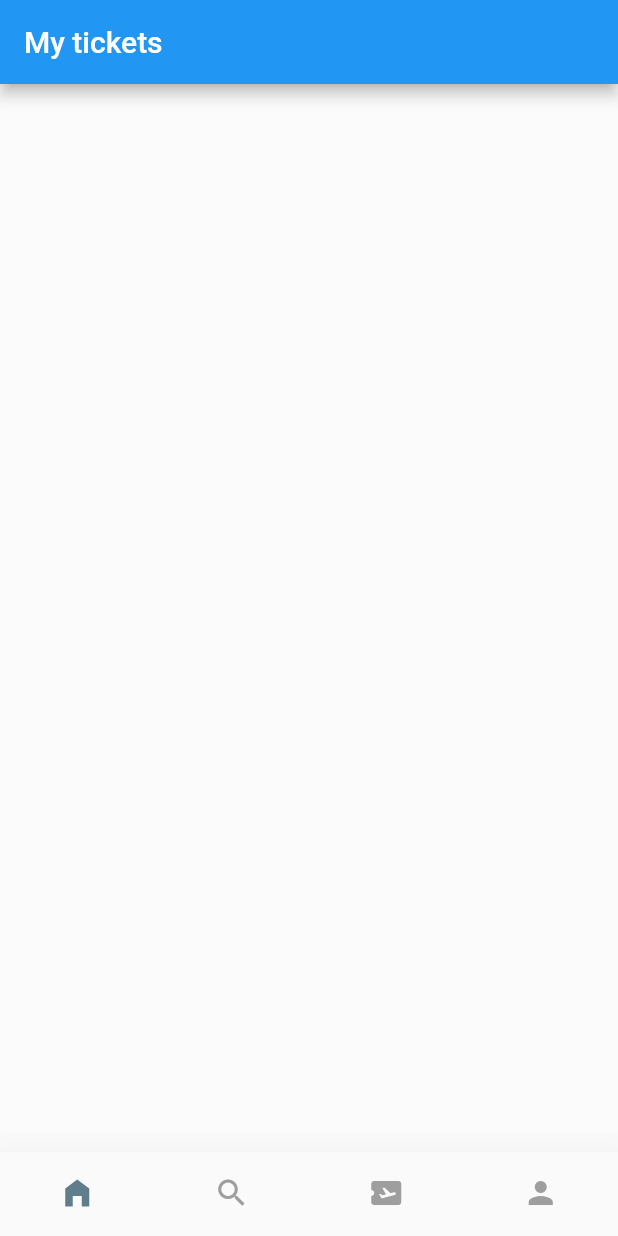
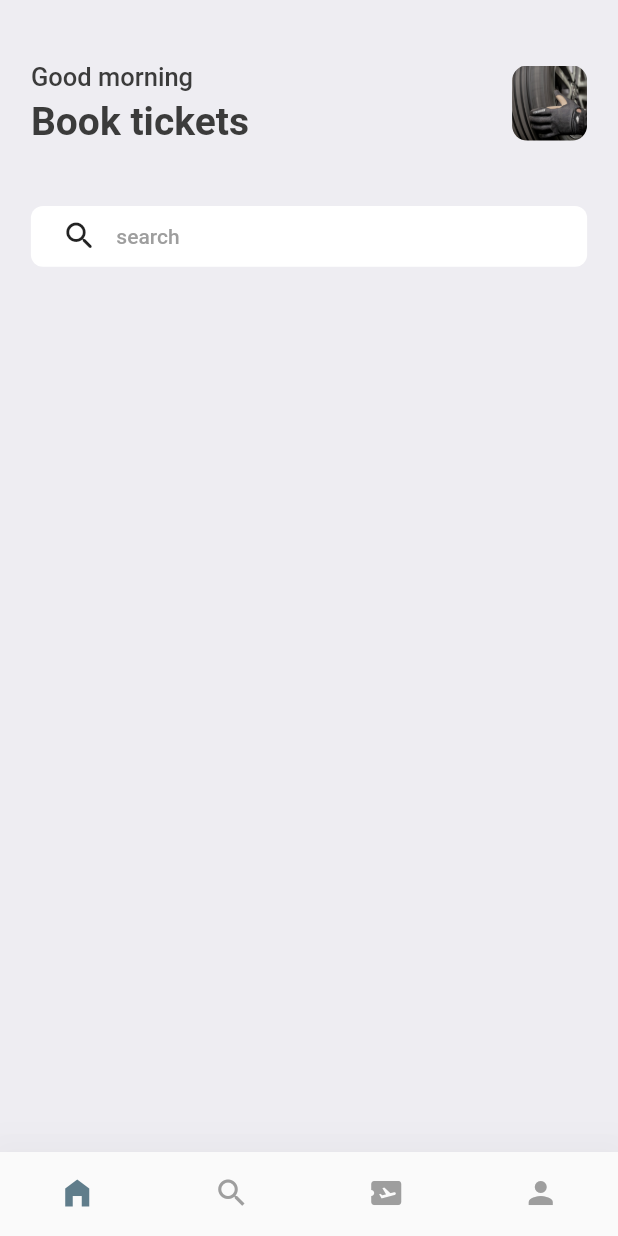
Before and after one commit to stone-hem/flutter_ticket, a Flutter app: the screen it shows after launch, on a phone screen of 412 x 824 dp. Run offline on Flutter 3.47's test engine with Material 2 defaults, Android fonts, the light colour scheme and no system bars.

Commit message:
home screen top

```diff
--- a/lib/main.dart
+++ b/lib/main.dart
@@ -1,5 +1,6 @@
 import 'package:flutter/material.dart';
 import 'package:flutter_ticket/screens/bottom.dart';
+import 'package:flutter_ticket/utils/app_styles.dart';
 
 void main() {
   runApp(const MyApp());
@@ -15,7 +16,7 @@ class MyApp extends StatelessWidget {
       debugShowCheckedModeBanner: false,
       title: 'ticket app',
       theme: ThemeData(
-        primarySwatch: Colors.blue,
+        primaryColor: primary,
       ),
       home:  const BottomBar(),
     );
--- a/lib/screens/bottom.dart
+++ b/lib/screens/bottom.dart
@@ -1,6 +1,4 @@
 import 'package:flutter/material.dart';
-import 'package:flutter/src/widgets/framework.dart';
-import 'package:flutter/src/widgets/placeholder.dart';
 import 'package:flutter_ticket/screens/home.dart';
 import 'package:flutter_ticket/screens/profile.dart';
 import 'package:flutter_ticket/screens/search.dart';
@@ -14,7 +12,7 @@ class BottomBar extends StatefulWidget {
 }
 
 class _BottomBarState extends State<BottomBar> {
-  int _isActive = 0;
+  int _isActive = 0; //default selected index at start
 
   static final List<Widget> _widgets = <Widget>[
     const Home(),
@@ -34,9 +32,7 @@ class _BottomBarState extends State<BottomBar> {
   @override
   Widget build(BuildContext context) {
     return Scaffold(
-      appBar: AppBar(
-        title: Text("My tickets"),
-      ),
+
       body: Center(child: _widgets[_isActive]),
       bottomNavigationBar: BottomNavigationBar(
         currentIndex: _isActive,//index that is being set
--- a/lib/screens/home.dart
+++ b/lib/screens/home.dart
@@ -1,18 +1,59 @@
 import 'package:flutter/material.dart';
-import 'package:flutter/src/widgets/framework.dart';
-import 'package:flutter/src/widgets/placeholder.dart';
+import 'package:flutter_ticket/utils/app_styles.dart';
 
 class Home extends StatelessWidget {
   const Home({super.key});
 
   @override
   Widget build(BuildContext context) {
+    final double height = MediaQuery.of(context).size.height;
+    final double width = MediaQuery.of(context).size.width;
     return Scaffold(
-     backgroundColor: Colors.white24,
+      backgroundColor: Styles.bgColor,
       body: ListView(
         children: [
           Container(
-          child: Column(),
+            padding:EdgeInsets.symmetric(horizontal: width*0.05, ),
+            child: Column(
+              children: [
+                SizedBox(height: height*0.05,),
+                Row(
+                  mainAxisAlignment: MainAxisAlignment.spaceBetween,
+                  children: [
+                    Column(
+                      crossAxisAlignment: CrossAxisAlignment.start,
+                      children:  [
+                        Text('Good morning', style: Styles.headStyle3,),
+                        const SizedBox(height: 5,),
+                        Text('Book tickets', style:  Styles.headStyle,),
+                      ],
+                    ),
+                    Container(
+                      width: 50,
+                      height: 50,
+                      decoration: BoxDecoration(
+                          borderRadius: BorderRadius.circular(10),
+                          image: const DecorationImage(
+                              fit: BoxFit.cover,
+                              image: AssetImage("images/tyre.jpg"))),
+                    )
+                  ],
+                ),
+                SizedBox(height: height*0.05,),
+                Container(
+                  padding: EdgeInsets.symmetric(horizontal: width*0.05, vertical: height*0.01),
+                  decoration:  BoxDecoration(
+                    borderRadius: BorderRadius.circular(8),
+                    color: Colors.white
+                  ),
+                  child: Row(children: [
+                    const Icon(Icons.search_rounded),
+                    SizedBox(width: width*0.03,),
+                    Text("search", style: Styles.headStyle4,),
+                  ],),
+                )
+              ],
+            ),
           )
         ],
       ),
--- /dev/null
+++ b/lib/utils/app_styles.dart
@@ -0,0 +1,22 @@
+import 'package:flutter/material.dart';
+
+Color primary = const Color(0xFF687daf);
+
+class Styles {
+  static Color primaryColor = primary;
+  static Color textColor = const Color(0XFF3b3b3b);
+  static Color bgColor = const Color(0XFFeeedf2);
+  static Color orangeColor = const Color(0XFF526799);
+
+  static TextStyle textStyle =
+      TextStyle(fontSize: 16, color: textColor, fontWeight: FontWeight.w500);
+
+  static TextStyle headStyle =
+      TextStyle(fontSize: 26, color: textColor, fontWeight: FontWeight.bold);
+  static TextStyle headStyle2 =
+      TextStyle(fontSize: 21, color: textColor, fontWeight: FontWeight.bold);
+  static TextStyle headStyle3 =
+      TextStyle(fontSize: 17, color: textColor, fontWeight: FontWeight.w500);
+  static TextStyle headStyle4 = TextStyle(
+      fontSize: 14, color: Colors.grey.shade500, fontWeight: FontWeight.w500);
+}
--- a/pubspec.yaml
+++ b/pubspec.yaml
@@ -60,8 +60,8 @@ flutter:
   uses-material-design: true
 
   # To add assets to your application, add an assets section, like this:
-  # assets:
-  #   - images/a_dot_burr.jpeg
+  assets:
+    - images/
   #   - images/a_dot_ham.jpeg
 
   # An image asset can refer to one or more resolution-specific "variants", see
```
Also changed, not shown: images/dashboard.jpg (added), images/dmitriy-demidov-iuuJC_pjLU0-unsplash.jpg (added), images/enis-yavuz-tZtgozUpZZc-unsplash.jpg (added), images/kenny-eliason-60krlMMeWxU-unsplash.jpg (added), images/nima-sarram-5ZIiZkNHGII-unsplash.jpg (added), images/nina-mercado-Y_t0n-T4H5M-unsplash.jpg (added), images/parvez-azarqaderi-YM5HPbFvXIU-unsplash.jpg (added), images/sten-rademaker-UZUzvJEvKnI-unsplash.jpg (added), images/technician.jpg (added), images/tory-bishop-QzH-UGjKN8g-unsplash.jpg (added), images/tyre.jpg (added), images/wheel.jpg (added). Lines whose indentation alone changed are shown as unchanged.
